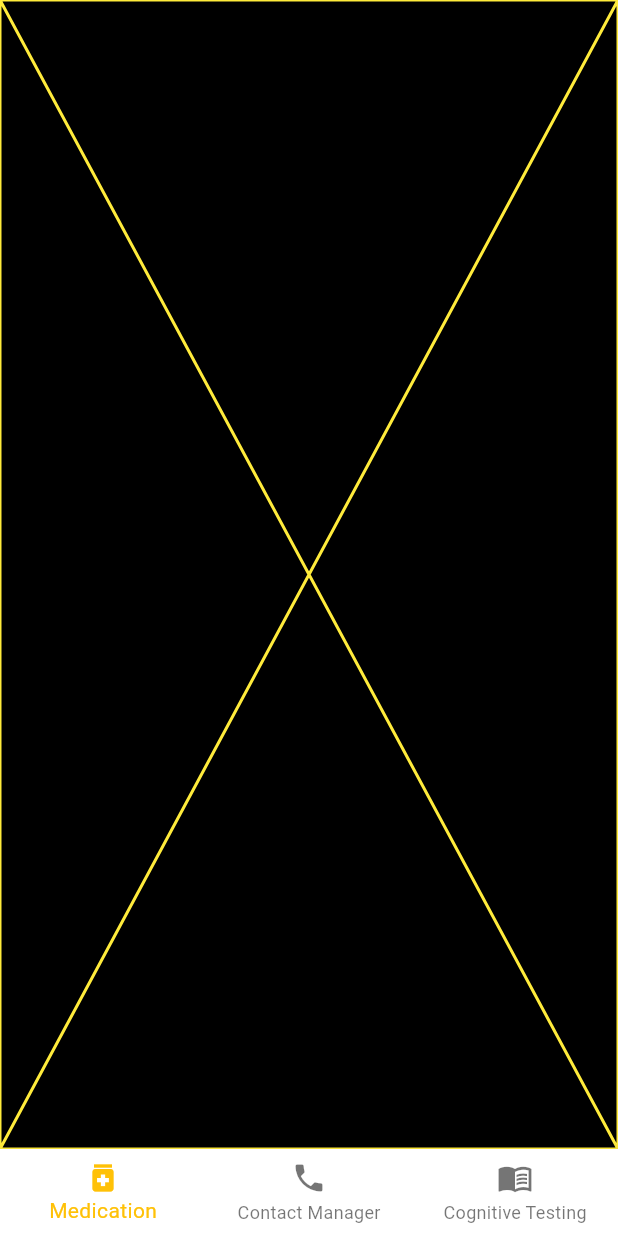
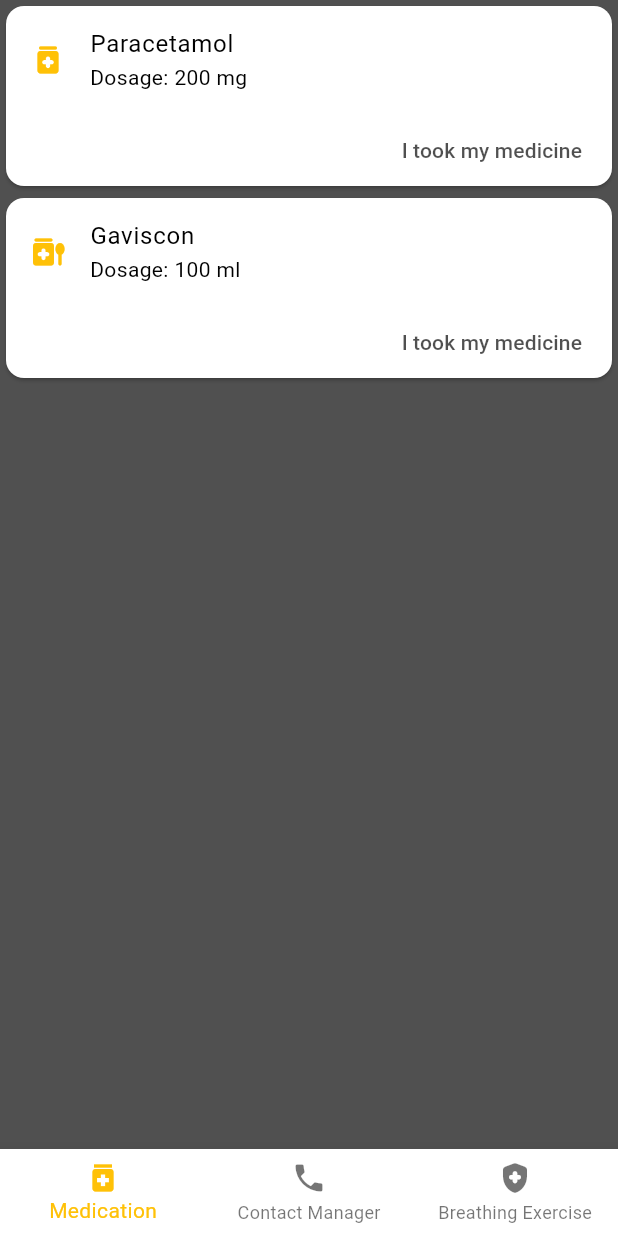
Before and after one commit to SeveralSnipe/GoogleSolutionChallenge2023, a Flutter app: the screen it shows after launch, on a phone screen of 412 x 824 dp. Run offline on Flutter 3.47's test engine with Material 2 defaults, Android fonts, the phone set to English and light mode, and no system bars.

Commit message:
Medical list barebones

```diff
--- a/lib/main.dart
+++ b/lib/main.dart
@@ -1,5 +1,7 @@
 import 'package:flutter/material.dart';
 import 'package:provider/provider.dart';
+
+import './medlist.dart';
 
 void main() {
   runApp(MyApp());
@@ -13,7 +15,8 @@
       title: 'Elderly Helper',
       theme: ThemeData(
         useMaterial3: true,
-        colorScheme: ColorScheme.highContrastLight(primary: Colors.black),
+        colorScheme: ColorScheme.highContrastLight(
+            primary: Color.fromARGB(175, 0, 0, 0)),
       ),
       home: MyHomePage(),
     );
@@ -32,7 +35,7 @@
     Widget page;
     switch (selectedIndex) {
       case 0:
-        page = Placeholder(color: Colors.yellow);
+        page = MedList();
         break;
       case 1:
         page = Placeholder(color: Colors.red);
@@ -44,42 +47,6 @@
         throw UnimplementedError("No widget for $selectedIndex");
     }
     return Scaffold(
-      // body: Row(
-      //   children: [
-      //     SafeArea(
-
-      // child: NavigationRail(
-      //   extended: false,
-      //   destinations: [
-      //     NavigationRailDestination(
-      //       icon: Icon(Icons.medication),
-      //       label: Text('Medication reminder'),
-      //     ),
-      //     NavigationRailDestination(
-      //       icon: Icon(Icons.phone),
-      //       label: Text('Contact Manager'),
-      //     ),
-      //     NavigationRailDestination(
-      //       icon: Icon(Icons.menu_book),
-      //       label: Text('Cognitive Testing'),
-      //     ),
-      //   ],
-      //   selectedIndex: selectedIndex,
-      //   onDestinationSelected: (value) {
-      //     setState(() {
-      //       selectedIndex = value;
-      //     });
-      //   },
-      // ),
-      //     ),
-      //     Expanded(
-      //       child: Container(
-      //         color: Theme.of(context).colorScheme.primary,
-      //         child: page,
-      //       ),
-      //     ),
-      //   ],
-      // ),
       bottomNavigationBar: SafeArea(
           child: BottomNavigationBar(
         items: const <BottomNavigationBarItem>[
@@ -88,7 +55,8 @@
           BottomNavigationBarItem(
               icon: Icon(Icons.phone), label: 'Contact Manager'),
           BottomNavigationBarItem(
-              icon: Icon(Icons.menu_book), label: 'Cognitive Testing'),
+              icon: Icon(Icons.health_and_safety_rounded),
+              label: 'Breathing Exercise'),
         ],
         currentIndex: selectedIndex,
         selectedItemColor: Colors.amber,
--- /dev/null
+++ b/lib/medcard.dart
@@ -0,0 +1,46 @@
+import 'package:flutter/src/foundation/key.dart';
+import 'package:flutter/src/widgets/framework.dart';
+import 'package:flutter/src/widgets/placeholder.dart';
+import 'package:flutter/material.dart';
+
+class MedCard extends StatefulWidget {
+  final String medicationName;
+  final String dosage;
+  MedCard({required this.medicationName, required this.dosage});
+
+  @override
+  State<MedCard> createState() => _MedCardState();
+}
+
+class _MedCardState extends State<MedCard> {
+  @override
+  Widget build(BuildContext context) {
+    return Center(
+      child: Card(
+        child: Column(
+          mainAxisSize: MainAxisSize.min,
+          children: <Widget>[
+            ListTile(
+              leading: Icon(
+                Icons.medication_rounded,
+                color: Colors.amber,
+              ),
+              title: Text(widget.medicationName),
+              subtitle: Text('Dosage: ${widget.dosage}'),
+            ),
+            Row(
+              mainAxisAlignment: MainAxisAlignment.end,
+              children: <Widget>[
+                TextButton(
+                  child: const Text('I took my medicine'),
+                  onPressed: () {/* ... */},
+                ),
+                const SizedBox(width: 8),
+              ],
+            ),
+          ],
+        ),
+      ),
+    );
+  }
+}
--- /dev/null
+++ b/lib/medlist.dart
@@ -0,0 +1,21 @@
+import 'package:flutter/src/foundation/key.dart';
+import 'package:flutter/src/widgets/framework.dart';
+import 'package:flutter/src/widgets/placeholder.dart';
+import 'package:flutter/material.dart';
+
+import './medcard.dart';
+import './syrupcard.dart';
+
+class MedList extends StatelessWidget {
+  const MedList({super.key});
+
+  @override
+  Widget build(BuildContext context) {
+    return Column(
+      children: [
+        MedCard(medicationName: 'Paracetamol', dosage: '200 mg'),
+        SyrupCard(medicationName: 'Gaviscon', dosage: '100 ml'),
+      ],
+    );
+  }
+}
--- /dev/null
+++ b/lib/syrupcard.dart
@@ -0,0 +1,46 @@
+import 'package:flutter/src/foundation/key.dart';
+import 'package:flutter/src/widgets/framework.dart';
+import 'package:flutter/src/widgets/placeholder.dart';
+import 'package:flutter/material.dart';
+
+class SyrupCard extends StatefulWidget {
+  final String medicationName;
+  final String dosage;
+  SyrupCard({required this.medicationName, required this.dosage});
+
+  @override
+  State<SyrupCard> createState() => _SyrupCardState();
+}
+
+class _SyrupCardState extends State<SyrupCard> {
+  @override
+  Widget build(BuildContext context) {
+    return Center(
+      child: Card(
+        child: Column(
+          mainAxisSize: MainAxisSize.min,
+          children: <Widget>[
+            ListTile(
+              leading: Icon(
+                Icons.medication_liquid_rounded,
+                color: Colors.amber,
+              ),
+              title: Text(widget.medicationName),
+              subtitle: Text('Dosage: ${widget.dosage}'),
+            ),
+            Row(
+              mainAxisAlignment: MainAxisAlignment.end,
+              children: <Widget>[
+                TextButton(
+                  child: const Text('I took my medicine'),
+                  onPressed: () {/* ... */},
+                ),
+                const SizedBox(width: 8),
+              ],
+            ),
+          ],
+        ),
+      ),
+    );
+  }
+}
```
